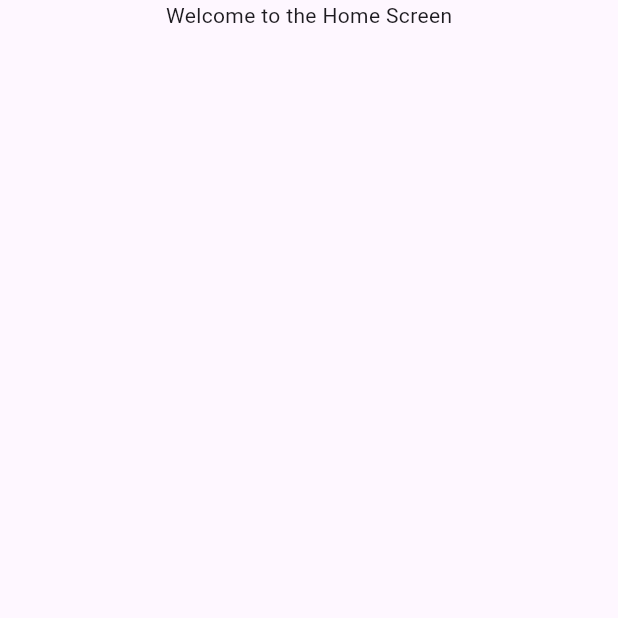
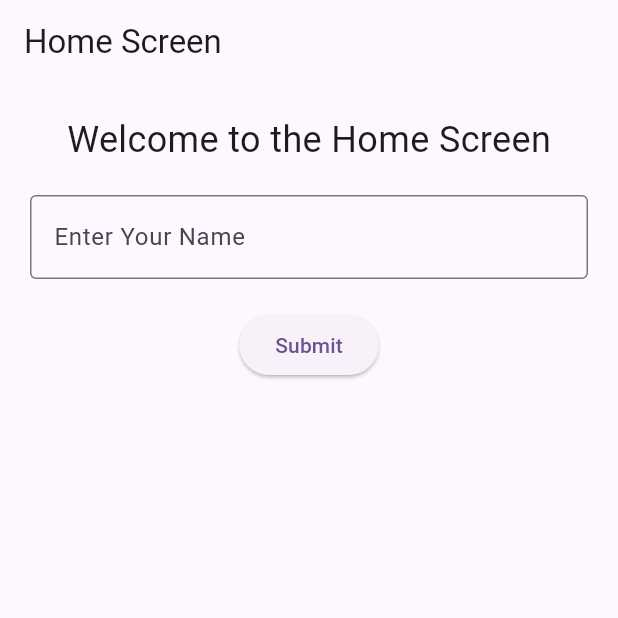
Before and after one commit to Sastra-Digital-School/flutter_first_project, a Flutter app: the screen it shows after launch, on a phone screen of 412 x 824 dp, the top half of it. Run offline on Flutter 3.47's test engine with Material 3 defaults, Android fonts, the phone set to English and light mode, and no system bars.

Commit message:
Your commit message here

```diff
--- a/lib/screen/home_screen.dart
+++ b/lib/screen/home_screen.dart
@@ -6,9 +6,25 @@ class HomeScreen extends StatelessWidget {
   @override
   Widget build(BuildContext context) {
     return Scaffold(
-      body: Center(
+      appBar: AppBar(title: const Text('Home Screen')),
+      body: Padding(
+        padding: const EdgeInsets.all(20.0),
         child: Column(
-          children: const [Text('Welcome to the Home Screen')],
+          children: [
+            const Text(
+              'Welcome to the Home Screen',
+              style: TextStyle(fontSize: 24),
+            ),
+            const SizedBox(height: 20),
+            const TextField(
+              decoration: InputDecoration(
+                labelText: 'Enter Your Name',
+                border: OutlineInputBorder(),
+              ),
+            ),
+            const SizedBox(height: 20),
+            ElevatedButton(onPressed: () {}, child: const Text('Submit')),
+          ],
         ),
       ),
     );
```
